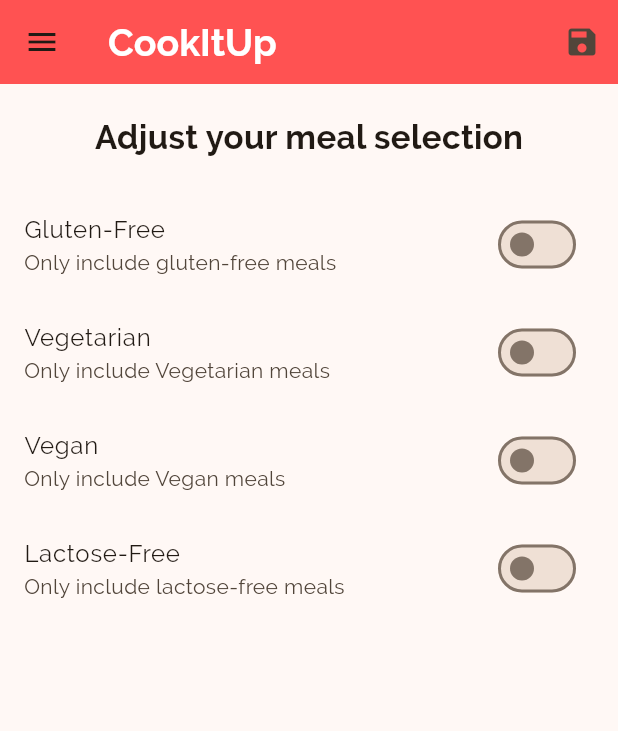
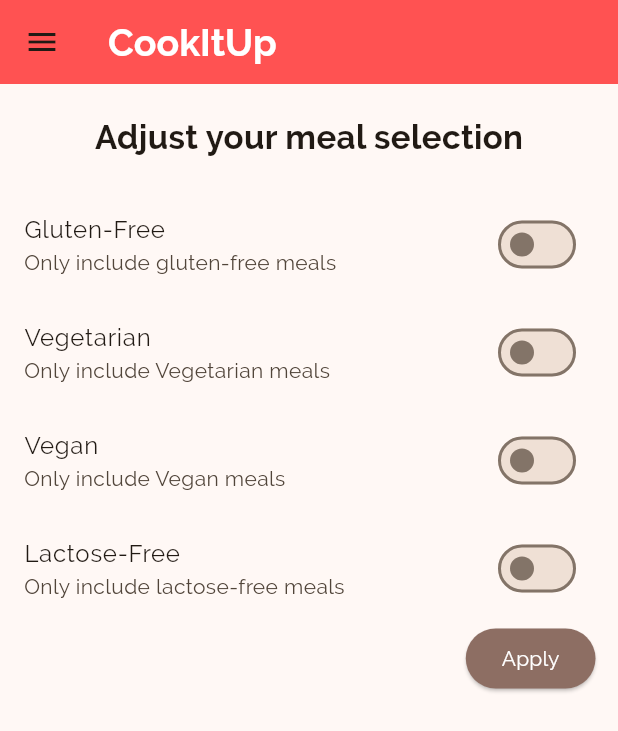
Before and after one commit to Mishalzahra28/Flutter, a Flutter app: the FilterScreen screen opened directly with empty values, on a phone screen of 412 x 824 dp. Shown: the top 731 px of the screen. Run offline on Flutter 3.47's test engine with Material 2 defaults, Android fonts, the phone set to English and light mode, and no system bars.

Commit message:
adding filter logic

```diff
--- a/food_app/lib/screens/filter_screen.dart
+++ b/food_app/lib/screens/filter_screen.dart
@@ -27,11 +27,6 @@ class _FilterScreenState extends State<FilterScreen> {
                 fontSize: 25, fontWeight: FontWeight.w700, color: Colors.white),
           ),
           backgroundColor: Colors.redAccent,
-          actions: [
-            IconButton(
-                onPressed: widget.saveFilters as Function()?,
-                icon: Icon(Icons.save))
-          ],
         ),
         drawer: MainDrawer(),
         body: Column(
@@ -45,8 +40,11 @@ class _FilterScreenState extends State<FilterScreen> {
                     fontWeight: FontWeight.w600,
                   ),
                 )),
-            Expanded(
-              child: ListView(
+            // Expanded(
+
+            // child:
+            ListView(
+              shrinkWrap: true,
               children: [
                 SwitchListTile(
                   value: _glutenFree,
@@ -90,6 +88,30 @@ class _FilterScreenState extends State<FilterScreen> {
                 ),
               ],
             ),
+            // ),
+            Row(
+              mainAxisAlignment: MainAxisAlignment.end,
+              children: [
+                Padding(
+                  padding: const EdgeInsets.symmetric(horizontal: 15.0),
+                  child: ElevatedButton(
+                      style: ElevatedButton.styleFrom(
+                          backgroundColor: Colors.brown.shade400),
+                      onPressed: () {
+                        final selectedFilters = {
+                          "gluten": _glutenFree,
+                          "vegetarian": _vegetarian,
+                          "vegan": _vegan,
+                          "lactose": _lactoseFree
+                        };
+                        widget.saveFilters(selectedFilters) as Function()?;
+                      },
+                      child: const Text(
+                        "Apply",
+                        style: TextStyle(color: Colors.white),
+                      )),
+                )
+              ],
             )
           ],
         ));
```
Also changed, not shown: food_app/lib/main.dart (+4 -4 lines). Lines whose indentation alone changed are shown as unchanged.
